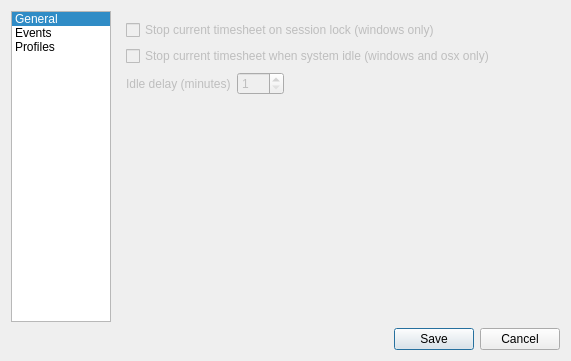
Qt form src/gui/settingsdialog.ui (AlexandrePTJ/kemai) before a commit.
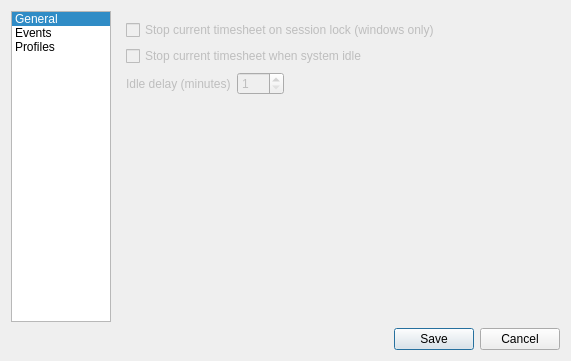
The same form after that commit. The open tabs and pages were chosen to show the change. Icons and pictures are not drawn.

Commit message: #63 Handle idle on linux

Diff of the .ui file:
```diff
--- a/src/gui/settingsdialog.ui
+++ b/src/gui/settingsdialog.ui
@@ -111,7 +111,7 @@
             <bool>false</bool>
            </property>
            <property name="text">
-            <string>Stop current timesheet when system idle (windows and osx only)</string>
+            <string>Stop current timesheet when system idle</string>
            </property>
           </widget>
          </item>
```
The commit also changes 5 other files.
